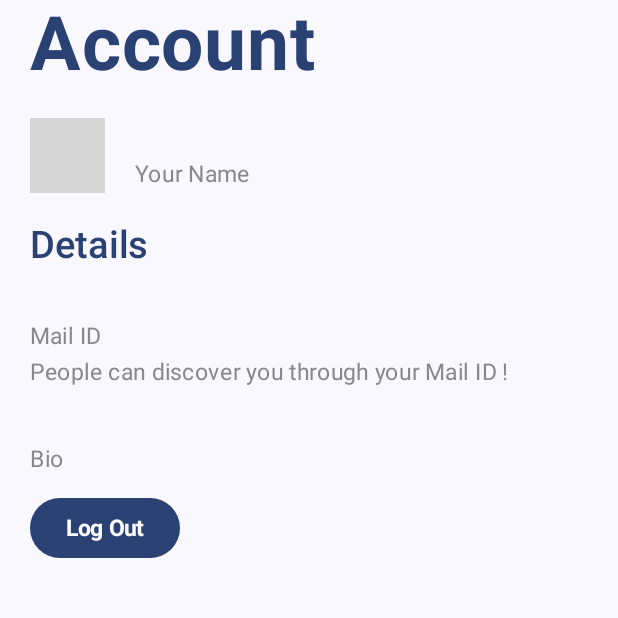
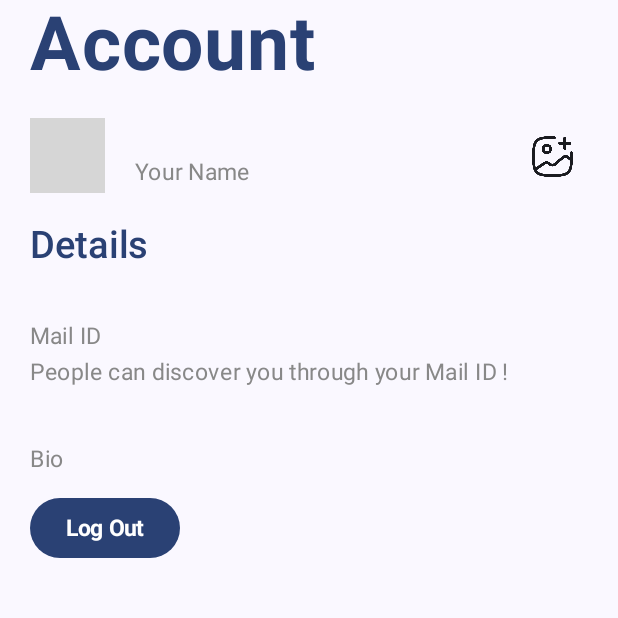
Before and after one commit to redcliff-op/SwiftWave, an Android app built with Jetpack Compose: the accountScreen screen opened through its navigation route, on a phone screen of 412 x 824 dp, the top half of it. Run offline under Robolectric (Android 15) with nearby library versions, the phone set to English and light mode, and no system bars; our stand-ins replace Firebase (no records; nobody signed in at launch, a user with empty details on screens opened directly); pictures from the network do not load; grey boxes are pictures that could not be loaded.

Commit message:
AccountScreen: Allow Users to Change Profile Picture

```diff
--- a/app/src/main/java/com/example/swiftwave/MainActivity.kt
+++ b/app/src/main/java/com/example/swiftwave/MainActivity.kt
@@ -162,7 +162,8 @@ class MainActivity : ComponentActivity() {
                                         }
                                     },
                                     navController = navController,
-                                    firebaseViewModel = firebaseViewModel
+                                    firebaseViewModel = firebaseViewModel,
+                                    taskViewModel = taskViewModel
                                 )
                             }
                             composable(route = "Settings"){
--- a/app/src/main/java/com/example/swiftwave/ui/screens/accountScreen.kt
+++ b/app/src/main/java/com/example/swiftwave/ui/screens/accountScreen.kt
@@ -1,5 +1,8 @@
 package com.example.swiftwave.ui.screens
 
+import androidx.activity.compose.rememberLauncherForActivityResult
+import androidx.activity.result.PickVisualMediaRequest
+import androidx.activity.result.contract.ActivityResultContracts
 import androidx.compose.foundation.clickable
 import androidx.compose.foundation.layout.Arrangement
 import androidx.compose.foundation.layout.Column
@@ -13,6 +16,8 @@ import androidx.compose.foundation.layout.size
 import androidx.compose.foundation.layout.statusBarsPadding
 import androidx.compose.foundation.shape.CircleShape
 import androidx.compose.material3.Button
+import androidx.compose.material3.Icon
+import androidx.compose.material3.IconButton
 import androidx.compose.material3.MaterialTheme
 import androidx.compose.material3.Text
 import androidx.compose.runtime.Composable
@@ -20,21 +25,36 @@ import androidx.compose.ui.Alignment
 import androidx.compose.ui.Modifier
 import androidx.compose.ui.draw.clip
 import androidx.compose.ui.graphics.Color
+import androidx.compose.ui.res.painterResource
 import androidx.compose.ui.text.font.FontWeight
 import androidx.compose.ui.unit.dp
 import androidx.compose.ui.unit.sp
 import androidx.navigation.NavController
 import coil.compose.AsyncImage
+import com.example.swiftwave.R
 import com.example.swiftwave.auth.UserData
+import com.example.swiftwave.ui.components.SetProfilePictureDialog
 import com.example.swiftwave.ui.viewmodels.FirebaseViewModel
+import com.example.swiftwave.ui.viewmodels.TaskViewModel
 
 @Composable
 fun accountScreen(
     userData: UserData?,
     onSignOut: () -> Unit,
     navController: NavController,
-    firebaseViewModel: FirebaseViewModel
+    firebaseViewModel: FirebaseViewModel,
+    taskViewModel: TaskViewModel
 ){
+    if(firebaseViewModel.imageUri!=null && taskViewModel.showProfilePictureDialog){
+        SetProfilePictureDialog(
+            firebaseViewModel = firebaseViewModel,
+            taskViewModel = taskViewModel
+        )
+    }
+    val imagePicker = rememberLauncherForActivityResult(
+        contract = ActivityResultContracts.PickVisualMedia(),
+        onResult = {uri -> firebaseViewModel.imageUri = uri}
+    )
     Column(
         modifier = Modifier
             .fillMaxSize()
@@ -51,12 +71,13 @@ fun accountScreen(
         )
         Spacer(modifier = Modifier.size(20.dp))
         Row (
-            modifier = Modifier.fillMaxWidth(0.9f),
+            modifier = Modifier.fillMaxWidth(),
             verticalAlignment = Alignment.CenterVertically,
-            horizontalArrangement = Arrangement.Start
+            horizontalArrangement = Arrangement.SpaceBetween
         ){
+            Row {
                 AsyncImage(
-                model = userData?.profilePictureUrl,
+                    model = firebaseViewModel.profilePicture,
                     contentDescription = null,
                     modifier = Modifier
                         .size(50.dp)
@@ -77,7 +98,19 @@ fun accountScreen(
                         color = Color.Gray
                     )
                 }
-
+            }
+            IconButton(onClick = {
+                imagePicker.launch(
+                    PickVisualMediaRequest(ActivityResultContracts.PickVisualMedia.ImageOnly)
+                )
+                taskViewModel.showProfilePictureDialog = true
+            }) {
+                Icon(
+                    painter = painterResource(id = R.drawable.profilepicediticon),
+                    contentDescription = null,
+                    modifier = Modifier.size(30.dp)
+                )
+            }
         }
         Spacer(modifier = Modifier.size(20.dp))
         Text(
--- a/app/src/main/java/com/example/swiftwave/ui/viewmodels/TaskViewModel.kt
+++ b/app/src/main/java/com/example/swiftwave/ui/viewmodels/TaskViewModel.kt
@@ -25,6 +25,7 @@ class TaskViewModel : ViewModel(){
     var showDialog by mutableStateOf(false)
     var showDeleteMsgDialog by mutableStateOf(false)
     var showImageDialog by mutableStateOf(false)
+    var showProfilePictureDialog by mutableStateOf(false)
     var chatOptions by mutableStateOf(false)
     var isEditing by mutableStateOf(false)
     fun initialiseBottomNavBar(): List<bottomNavBarItem> {
```
Also changed, not shown: app/src/main/java/com/example/swiftwave/ui/components/CustomDialogs.kt (+84 -0 lines), app/src/main/java/com/example/swiftwave/ui/viewmodels/FirebaseViewModel.kt (+35 -0 lines), app/src/main/res/drawable/profilepicediticon.png (added). Lines whose indentation alone changed are shown as unchanged.
